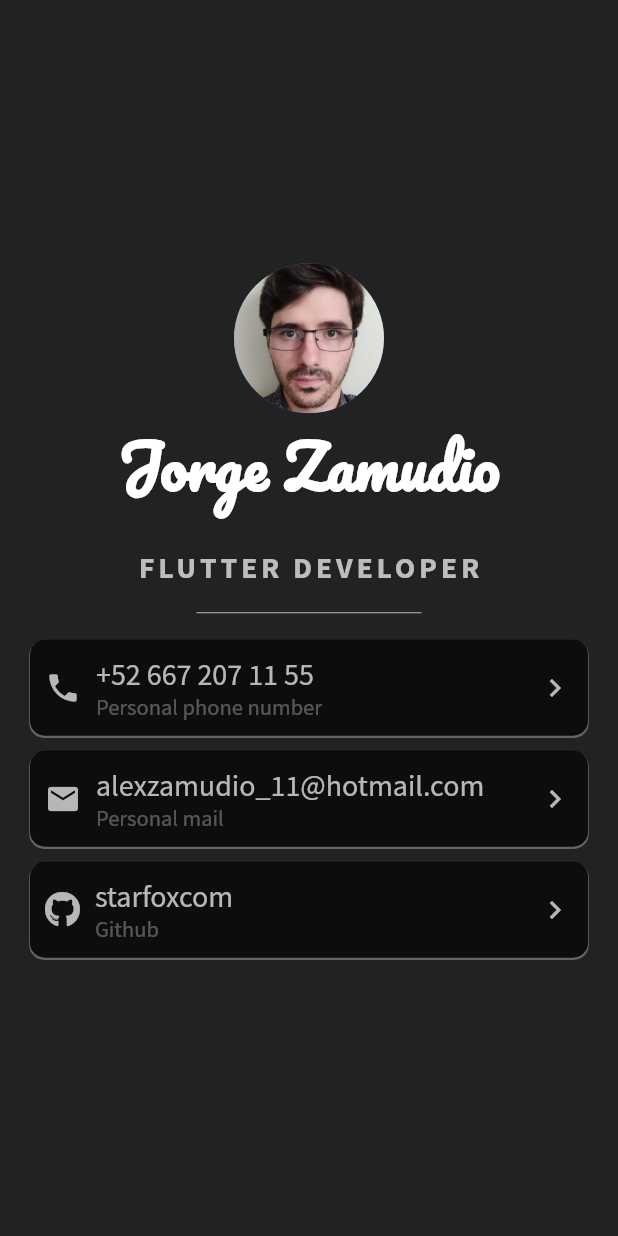
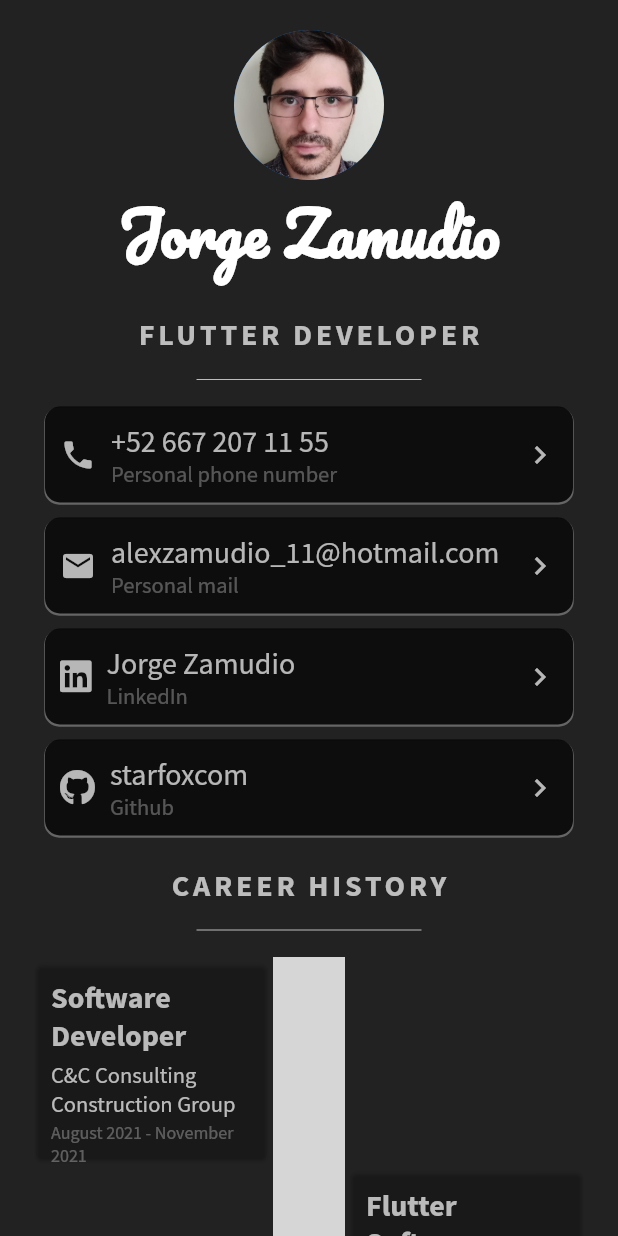
Before and after one commit to starfoxcom/Mi-Card-Flutter, a Flutter app: the screen it shows after launch, on a phone screen of 412 x 824 dp. Run offline on Flutter 3.47's test engine with Material 2 defaults, Android fonts, the phone set to English and light mode, and no system bars; drawn by our look-alikes of timelines; our stand-ins replace font_awesome_flutter; statements that could not run were skipped; grey boxes are pictures that could not be loaded.

Commit message:
Add career timeline

```diff
--- a/lib/main.dart
+++ b/lib/main.dart
@@ -1,5 +1,6 @@
 import 'package:flutter/material.dart';
 import 'package:font_awesome_flutter/font_awesome_flutter.dart';
+import 'package:timelines/timelines.dart';
 import 'package:url_launcher/url_launcher.dart';
 
 void main() {
@@ -51,6 +52,26 @@ class CardData {
   });
 }
 
+class TimelineCardData {
+  String title;
+
+  String subtitle;
+
+  String date;
+
+  IconData icon;
+
+  bool fontAwesomeIcon;
+
+  TimelineCardData({
+    this.title = '',
+    this.subtitle = '',
+    this.date = '',
+    this.icon = Icons.question_answer,
+    this.fontAwesomeIcon = false,
+  });
+}
+
 class _MyHomePageState extends State<MyHomePage> {
   final _cardData = [
     CardData(
@@ -66,28 +87,49 @@ class _MyHomePageState extends State<MyHomePage> {
       icon: Icons.mail,
     ),
     CardData(
+      title: 'Jorge Zamudio',
+      subtitle: 'LinkedIn',
+      url: 'https://www.linkedin.com/in/alexzamudio/?locale=en_US',
+      fontAwesomeIcon: true,
+      icon: FontAwesomeIcons.linkedin,
+    ),
+    CardData(
       title: 'starfoxcom',
       subtitle: 'Github',
       url: 'https://github.com/starfoxcom',
       fontAwesomeIcon: true,
       icon: FontAwesomeIcons.github,
-    )
+    ),
+  ];
+
+  final _timelineCardData = [
+    TimelineCardData(
+      title: 'Software Developer',
+      subtitle: 'C&C Consulting Construction Group',
+      date: 'August 2021 - November 2021',
+      icon: Icons.work,
+    ),
+    TimelineCardData(
+      title: 'Flutter Software Developer',
+      subtitle: 'SmarTrader Inc.',
+      date: 'November 2021 - Present',
+      icon: Icons.work,
+    ),
   ];
 
   @override
   Widget build(BuildContext context) {
     final size = MediaQuery.of(context).size;
-    final List<Widget> _cardData2 = _cardData.asMap().entries.map((cardData) {
-      if (size.width > 1150) {
-        return Expanded(
+    final List<Widget> contactCards = _cardData.asMap().entries.map((cardData) {
+      return Flexible(
         child: Padding(
-            padding: const EdgeInsets.symmetric(horizontal: 10),
+          padding: const EdgeInsets.only(left: 10, right: 10, bottom: 10),
           child: ConstrainedBox(
             constraints: const BoxConstraints(maxWidth: 750),
-              child: InkWell(
-                borderRadius: const BorderRadius.all(Radius.circular(10)),
+            child: GestureDetector(
               onTap: () => launch(cardData.value.url),
-                onHover: (value) {
+              child: FocusableActionDetector(
+                onShowHoverHighlight: (value) {
                   setState(() {
                     cardData.value.onHover = value;
                   });
@@ -170,99 +212,123 @@ class _MyHomePageState extends State<MyHomePage> {
               ),
             ),
           ),
+        ),
       );
-      } else {
-        return Padding(
-          padding: const EdgeInsets.only(bottom: 10),
-          child: ConstrainedBox(
-            constraints: const BoxConstraints(maxWidth: 750),
-            child: InkWell(
-              borderRadius: const BorderRadius.all(Radius.circular(10)),
-              onTap: () => launch(cardData.value.url),
-              onHover: (value) {
-                setState(() {
-                  cardData.value.onHover = value;
-                });
-              },
-              child: AnimatedContainer(
-                decoration: BoxDecoration(
-                    borderRadius: const BorderRadius.all(Radius.circular(10)),
-                    color: cardData.value.onHover
-                        ? Colors.white70
-                        : Colors.black87,
-                    boxShadow: [
-                      BoxShadow(
-                        color: cardData.value.onHover
-                            ? Colors.black87
-                            : Colors.white30,
-                        spreadRadius: .5,
-                        blurRadius: 0,
-                        offset: const Offset(0, 1),
-                      ),
-                    ]),
-                duration: const Duration(milliseconds: 500),
-                curve: Curves.easeInOut,
-                margin: EdgeInsets.zero,
-                child: Padding(
-                  padding: const EdgeInsets.all(10),
-                  child: Row(children: [
-                    cardData.value.fontAwesomeIcon
+    }).toList();
+
+    final List<Widget> careerHistoryCards =
+        _timelineCardData.asMap().entries.map((cardData) {
+      return TimelineTile(
+        node: TimelineNode.simple(
+          color: Colors.white70,
+          drawEndConnector: cardData.key != _timelineCardData.length - 1,
+          indicatorChild: cardData.value.fontAwesomeIcon
               ? Padding(
-                            padding: const EdgeInsets.only(right: 10),
+                  padding: const EdgeInsets.all(5),
                   child: FaIcon(
                     cardData.value.icon,
-                              color: cardData.value.onHover
-                                  ? Colors.black87
-                                  : Colors.white70,
                   ),
                 )
               : Padding(
-                            padding: const EdgeInsets.only(right: 10),
-                            child: Icon(cardData.value.icon,
-                                color: cardData.value.onHover
-                                    ? Colors.black87
-                                    : Colors.white70),
+                  padding: const EdgeInsets.all(5),
+                  child: Icon(
+                    cardData.value.icon,
                   ),
-                    Expanded(
+                ),
+        ),
+        oppositeContents:
+            //if cardData is even, else null
+            cardData.key % 2 == 0
+                ? ConstrainedBox(
+                    constraints: const BoxConstraints(minWidth: 435),
+                    child: Card(
+                      color: Colors.transparent,
+                      child: Padding(
+                        padding: const EdgeInsets.all(10),
                         child: Column(
+                          mainAxisAlignment: MainAxisAlignment.center,
                           crossAxisAlignment: CrossAxisAlignment.start,
                           children: [
                             Text(
                               cardData.value.title,
-                            style: TextStyle(
-                              color: cardData.value.onHover
-                                  ? Colors.black87
-                                  : Colors.white70,
+                              style: const TextStyle(
                                 fontFamily: 'Source Sans Pro',
                                 fontSize: 20,
+                                fontWeight: FontWeight.bold,
+                                color: Colors.white70,
                               ),
                             ),
+                            const SizedBox(height: 5),
                             Text(
                               cardData.value.subtitle,
-                            style: TextStyle(
-                              color: cardData.value.onHover
-                                  ? Colors.black45
-                                  : Colors.white30,
+                              style: const TextStyle(
                                 fontFamily: 'Source Sans Pro',
                                 fontSize: 15,
+                                color: Colors.white70,
+                              ),
+                            ),
+                            const SizedBox(height: 2.5),
+                            Text(
+                              cardData.value.date,
+                              style: const TextStyle(
+                                fontFamily: 'Source Sans Pro',
+                                fontSize: 12,
+                                color: Colors.white30,
                               ),
                             ),
                           ],
                         ),
                       ),
-                    Icon(
-                      Icons.keyboard_arrow_right,
-                      color: cardData.value.onHover
-                          ? Colors.black87
-                          : Colors.white70,
                     ),
-                  ]),
+                  )
+                : null,
+        contents:
+            //if cardData is odd, else null
+            cardData.key % 2 != 0
+                ? ConstrainedBox(
+                    constraints: const BoxConstraints(minWidth: 435),
+                    child: Card(
+                      color: Colors.transparent,
+                      child: Padding(
+                        padding: const EdgeInsets.all(10),
+                        child: Column(
+                          mainAxisAlignment: MainAxisAlignment.center,
+                          crossAxisAlignment: CrossAxisAlignment.start,
+                          children: [
+                            Text(
+                              cardData.value.title,
+                              style: const TextStyle(
+                                fontFamily: 'Source Sans Pro',
+                                fontSize: 20,
+                                fontWeight: FontWeight.bold,
+                                color: Colors.white70,
+                              ),
+                            ),
+                            const SizedBox(height: 5),
+                            Text(
+                              cardData.value.subtitle,
+                              style: const TextStyle(
+                                fontFamily: 'Source Sans Pro',
+                                fontSize: 15,
+                                color: Colors.white70,
+                              ),
+                            ),
+                            const SizedBox(height: 2.5),
+                            Text(
+                              cardData.value.date,
+                              style: const TextStyle(
+                                fontFamily: 'Source Sans Pro',
+                                fontSize: 12,
+                                color: Colors.white30,
+                              ),
+                            ),
+                          ],
                         ),
                       ),
                     ),
-          ),
+                  )
+                : null,
       );
-      }
     }).toList();
 
     return Scaffold(
@@ -275,6 +341,9 @@ class _MyHomePageState extends State<MyHomePage> {
               child: Column(
                 mainAxisAlignment: MainAxisAlignment.center,
                 children: [
+                  const Padding(
+                    padding: EdgeInsets.all(10),
+                  ),
                   const CircleAvatar(
                     radius: 50,
                     foregroundImage: AssetImage('images/perfil 1a1.jpeg'),
@@ -313,19 +382,47 @@ class _MyHomePageState extends State<MyHomePage> {
                   const Padding(
                     padding: EdgeInsets.all(5),
                   ),
-                  LayoutBuilder(builder: (context, constraints) {
-                    if (size.width > 1150) {
+                  LayoutBuilder(
+                    builder: (context, constraints) {
+                      if (size.width > 1550) {
                         return Row(
                           mainAxisSize: MainAxisSize.min,
-                        children: _cardData2,
+                          children: contactCards,
                         );
                       } else {
                         return Column(
                           mainAxisSize: MainAxisSize.min,
-                        children: _cardData2,
+                          children: contactCards,
                         );
                       }
-                  }),
+                    },
+                  ),
+                  const Padding(
+                    padding: EdgeInsets.all(5),
+                  ),
+                  const Text(
+                    'CAREER HISTORY',
+                    style: TextStyle(
+                      fontFamily: 'Source Sans Pro',
+                      fontSize: 20,
+                      color: Colors.white70,
+                      letterSpacing: 2.5,
+                      fontWeight: FontWeight.bold,
+                    ),
+                  ),
+                  const Padding(
+                    padding: EdgeInsets.all(5),
+                  ),
+                  const SizedBox(
+                    width: 150,
+                    child: Divider(
+                      color: Colors.white70,
+                    ),
+                  ),
+                  const Padding(
+                    padding: EdgeInsets.all(5),
+                  ),
+                  ...careerHistoryCards,
                 ],
               ),
             ),
--- a/pubspec.yaml
+++ b/pubspec.yaml
@@ -14,14 +14,15 @@ dependencies:
     sdk: flutter
 
   cupertino_icons: ^1.0.2
-  font_awesome_flutter: ^9.2.0
+  font_awesome_flutter: ^10.2.1
   url_launcher: ^6.0.18
+  timelines: ^0.1.0
 
 dev_dependencies:
   flutter_test:
     sdk: flutter
 
-  flutter_lints: ^1.0.0
+  flutter_lints: ^2.0.1
 
 flutter:
 
```
Also changed, not shown: pubspec.lock. Lines whose indentation alone changed are shown as unchanged.
